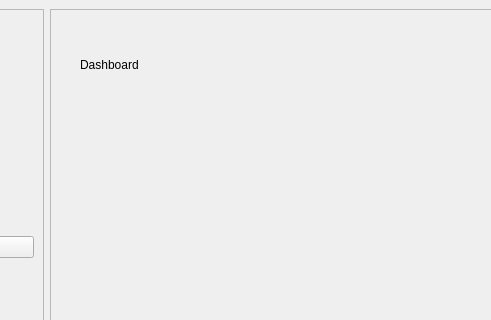
The window that source_code/homescreen.ui (suwubham/sirani) describes before a commit, drawn with Qt 5; both pictures show x 187 to 678 and y 0 to 320 of the 800 by 645 pixel window.
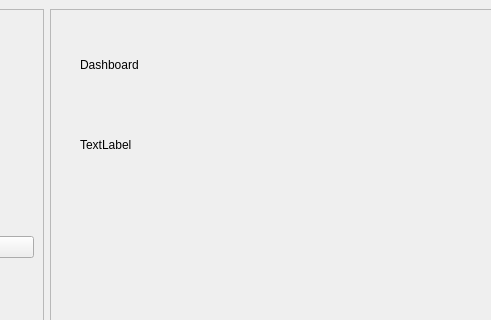
The same window after the commit.

Commit message: added welcome text

Diff of the .ui file:
```diff
--- a/source_code/homescreen.ui
+++ b/source_code/homescreen.ui
@@ -110,6 +110,19 @@
             <string>Dashboard</string>
            </property>
           </widget>
+          <widget class="QLabel" name="label_6">
+           <property name="geometry">
+            <rect>
+             <x>20</x>
+             <y>90</y>
+             <width>331</width>
+             <height>71</height>
+            </rect>
+           </property>
+           <property name="text">
+            <string>TextLabel</string>
+           </property>
+          </widget>
          </widget>
          <widget class="QWidget" name="Goals">
           <widget class="QLabel" name="label_2">
```
The commit also changes 2 other files.
